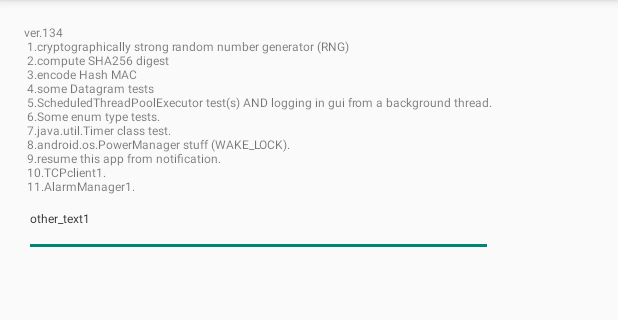
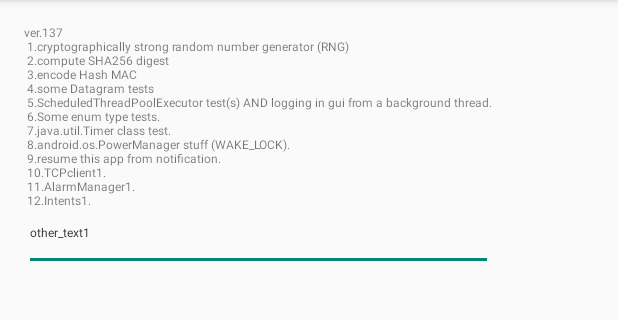
Before and after one commit to Vladi2017/Android_1, an Android app: the screen it shows after launch (MainActivity), on a phone screen of 412 x 824 dp, the part 84-404 px from its top. Run offline under Robolectric (Android 15) with nearby library versions, the phone set to English and light mode, and no system bars.

Commit message:
Now when we press 12.Intents1 button, a chooser window appear.. as below Title: Complete action using 1. Gallery 2. Gallery(Only View) 	Use by default for this action (check box) I always choose Gallery(Only View).. Then I select a picture in Gallery(Only View).., and we get e.g: Vladi5, FileURI: content://media/external/images/media/5274
Interesting remark:
When we had:
Intent pickIntent = new Intent(Intent.ACTION_PICK);
the chooser was:
1. SIM Toolkit
2. WhatsApp
Now with:
Intent pickIntent = new Intent(Intent.ACTION_PICK, android.provider.MediaStore.Images.Media.EXTERNAL_CONTENT_URI);
the chooser is:
1. Gallery
2. Gallery(Only View)
I think this is because android.intent.action.PICK is a MIME Typed Action..
MIME Typed Actions:
      android.intent.action.ATTACH_DATA:
        411d4138 com.android.gallery3d/.app.Wallpaper filter 411d4260
      com.android.camera.action.CROP:
        411d4818 com.android.gallery3d/.app.CropImage filter 411d4aa8
      android.intent.action.GET_CONTENT:
        411d2600 com.android.gallery3d/.app.Gallery filter 411d29d0
        411d2600 com.android.gallery3d/.app.Gallery filter 411d2c98
      android.intent.action.PICK:
        411d2600 com.android.gallery3d/.app.Gallery filter 411d36b0
        411d2600 com.android.gallery3d/.app.Gallery filter 411d38c0
      android.intent.action.EDIT:
        411d4e58 com.android.gallery3d/.photoeditor.PhotoEditor filter 411d4fe0
      com.android.camera.action.REVIEW:
        411d2600 com.android.gallery3d/.app.Gallery filter 411d30a8
        411d2600 com.android.gallery3d/.app.Gallery filter 411d34e8

so,.. I think 1st instance / element of the filter (<action>, <data>, or <category>) is the MIME data type and 2nd is ACTION..
It would be interesting to see what behavior we get with an intent with data only (without action)..

https://developer.android.com/guide/components/intents-filters.html :
https://developer.android.com/guide/components/intents-filters.html#Resolution
If the filter does not list any actions, there is nothing for an intent to match, so all intents fail the test. However, if an Intent
does not specify an action, it passes the test as long as the filter contains at least one action.

```diff
--- a/app/src/main/java/com/example/test1pn/MainActivity.java
+++ b/app/src/main/java/com/example/test1pn/MainActivity.java
@@ -307,8 +307,7 @@ public class MainActivity extends ActionBarActivity implements CgetStrDiag.CgetS
 			startActivity(tcpClient1Intent);
 		}
 		if (id == R.id.intents1) {
-//			Intent pickIntent = new Intent(Intent.ACTION_PICK, android.provider.MediaStore.Files.getContentUri("internal"));
-			Intent pickIntent = new Intent("com.sec.android.app.myfiles.PICK_DATA");
+			Intent pickIntent = new Intent(Intent.ACTION_PICK, android.provider.MediaStore.Images.Media.EXTERNAL_CONTENT_URI);
 			// Verify that the intent will resolve to an activity
 			if (pickIntent.resolveActivity(getPackageManager()) != null) startActivityForResult(pickIntent, REQ_FILE_PICK1);
 			else ev1.append("\nVladi5, the intent can't be resolved to any activity.");
--- a/app/src/main/res/values/strings.xml
+++ b/app/src/main/res/values/strings.xml
@@ -18,7 +18,7 @@
     <string name="alarmManager1">11.AlarmManager1</string>
     <string name="intents1">12.Intents1</string>
     <string name="tcpClient1Activitywelcome">Vladi\'s TCPclient1Activity logger</string>
-    <string name="t1">ver.134\n
+    <string name="t1">ver.137\n
         1.cryptographically strong random number generator (RNG)\n
         2.compute SHA256 digest\n
         3.encode Hash MAC\n
@@ -29,7 +29,8 @@
         8.android.os.PowerManager stuff (WAKE_LOCK).\n
         9.resume this app from notification.\n
         10.TCPclient1.\n
-        11.AlarmManager1.</string>
+        11.AlarmManager1.\n
+        12.Intents1.</string>
     <string name="label_tcpclient1activity">TCPclient1Activity</string>
     <string name="title_activity_settings">Settings</string>
 
```
